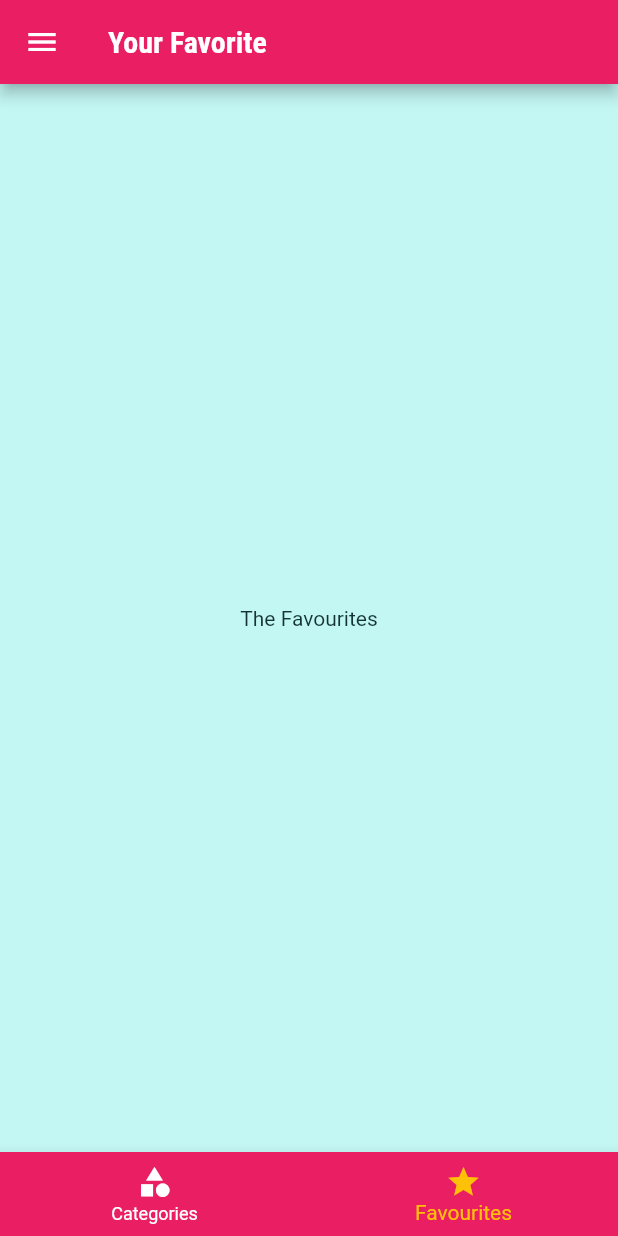
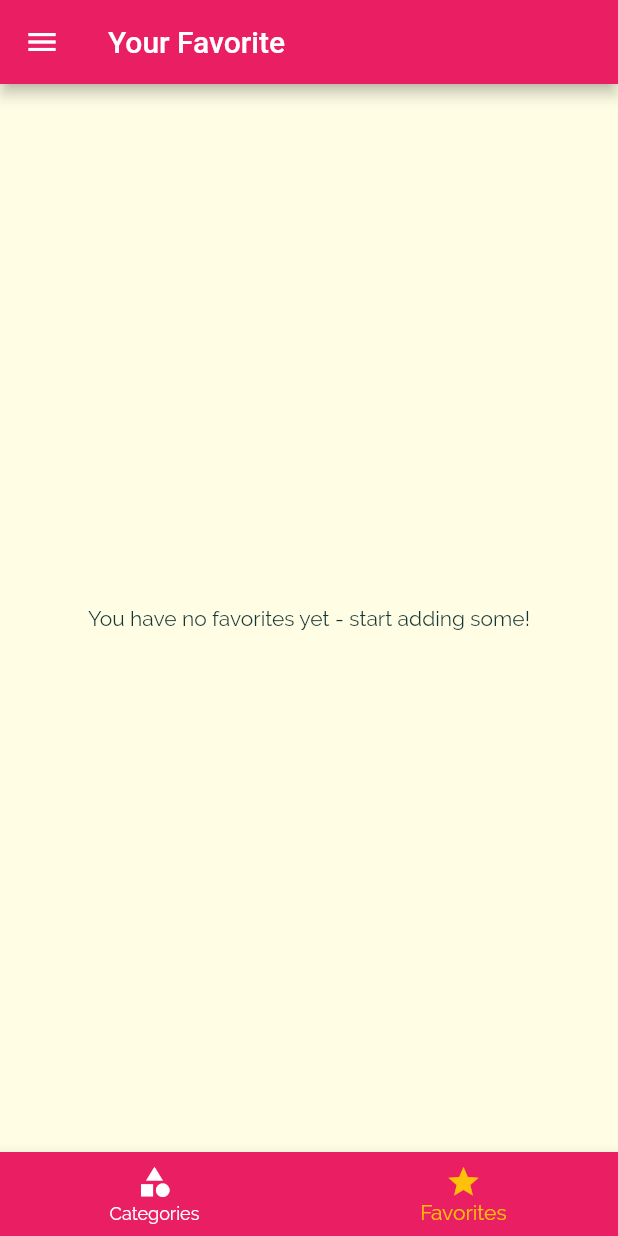
Before and after one commit to kartikpachori/DeliMealAPP, a Flutter app: the screen it shows after launch, item 2 of the bottom bar chosen, on a phone screen of 412 x 824 dp. Run offline on Flutter 3.47's test engine with Material 2 defaults, Android fonts, the light colour scheme and no system bars; missing offline and left inert: dart:ffi.

Commit message:
favourite added,end

```diff
--- a/lib/main.dart
+++ b/lib/main.dart
@@ -1,47 +1,45 @@
-import 'package:flutter_complete_guide/dummy_data.dart';
-import 'package:flutter_complete_guide/screens/filters_screen.dart';
-import 'package:flutter_complete_guide/screens/meal_details_screen.dart';
-import 'package:flutter_complete_guide/screens/tab_screen.dart';
+import 'package:flutter/material.dart';
+
+import './dummy_data.dart';
+import './screens/tab_screen.dart';
+import './screens/meal_details_screen.dart';
+import './screens/category_meals_screen.dart';
 import './screens/filters_screen.dart';
+import './screens/categories_screen.dart';
 import './models/meal.dart';
-
-import './screens/category_meals_screen.dart';
-
-import './screens/categories_screen.dart';
-import 'package:flutter/material.dart';
 
 void main() => runApp(MyApp());
 
 class MyApp extends StatefulWidget {
   @override
-  State<MyApp> createState() => _MyAppState();
+  _MyAppState createState() => _MyAppState();
 }
 
 class _MyAppState extends State<MyApp> {
-  Map<String, bool> _fliters = {
+  Map<String, bool> _filters = {
     'gluten': false,
     'lactose': false,
     'vegan': false,
     'vegetarian': false,
   };
-
   List<Meal> _availableMeals = DUMMY_MEALS;
+  List<Meal> _favoriteMeals = [];
 
   void _setFilters(Map<String, bool> filterData) {
     setState(() {
-      _fliters = filterData;
+      _filters = filterData;
 
       _availableMeals = DUMMY_MEALS.where((meal) {
-        if (_fliters['gluten'] && !meal.isGlutenFree) {
+        if (_filters['gluten'] && !meal.isGlutenFree) {
           return false;
         }
-        if (_fliters['lactose'] && !meal.isLactoseFree) {
+        if (_filters['lactose'] && !meal.isLactoseFree) {
           return false;
         }
-        if (_fliters['vegan'] && !meal.isVegan) {
+        if (_filters['vegan'] && !meal.isVegan) {
           return false;
         }
-        if (_fliters['vegetarian'] && !meal.isVegetarian) {
+        if (_filters['vegetarian'] && !meal.isVegetarian) {
           return false;
         }
         return true;
@@ -49,16 +47,35 @@ class _MyAppState extends State<MyApp> {
     });
   }
 
+  void _toggleFavorite(String mealId) {
+    final existingIndex =
+        _favoriteMeals.indexWhere((meal) => meal.id == mealId);
+    if (existingIndex >= 0) {
+      setState(() {
+        _favoriteMeals.removeAt(existingIndex);
+      });
+    } else {
+      setState(() {
+        _favoriteMeals.add(
+          DUMMY_MEALS.firstWhere((meal) => meal.id == mealId),
+        );
+      });
+    }
+  }
+
+  bool _isMealFavorite(String id) {
+    return _favoriteMeals.any((meal) => meal.id == id);
+  }
+
   @override
   Widget build(BuildContext context) {
     return MaterialApp(
-      debugShowCheckedModeBanner: false,
-
       title: 'DeliMeals',
       theme: ThemeData(
         primarySwatch: Colors.pink,
         accentColor: Colors.amber,
-          canvasColor: Color.fromARGB(255, 195, 247, 244),
+        canvasColor: Color.fromRGBO(255, 254, 229, 1),
+        fontFamily: 'Raleway',
         textTheme: ThemeData.light().textTheme.copyWith(
             bodyText1: TextStyle(
               color: Color.fromRGBO(20, 51, 51, 1),
@@ -66,26 +83,36 @@ class _MyAppState extends State<MyApp> {
             bodyText2: TextStyle(
               color: Color.fromRGBO(20, 51, 51, 1),
             ),
-              headline6: TextStyle(
+            subtitle1: TextStyle(
               fontSize: 20,
               fontFamily: 'RobotoCondensed',
               fontWeight: FontWeight.bold,
-              ))),
-      //home: CategoriesScreen(),
+            )),
+      ),
+      // home: CategoriesScreen(),
+      initialRoute: '/', // default is '/'
       routes: {
-        '/': (ctx) => TabScreen(),
+        '/': (ctx) => TabsScreen(_favoriteMeals),
         CategoryMealsScreen.routeName: (ctx) =>
             CategoryMealsScreen(_availableMeals),
-        MealDetailsScreen.routename: (ctx) => MealDetailsScreen(),
-        FiltersScreen.routeName: (ctx) => FiltersScreen(_fliters, _setFilters),
+        MealDetailScreen.routeName: (ctx) =>
+            MealDetailScreen(_toggleFavorite, _isMealFavorite),
+        FiltersScreen.routeName: (ctx) => FiltersScreen(_filters, _setFilters),
       },
       onGenerateRoute: (settings) {
         print(settings.arguments);
+        // if (settings.name == '/meal-detail') {
+        //   return ...;
+        // } else if (settings.name == '/something-else') {
+        //   return ...;
+        // }
+        // return MaterialPageRoute(builder: (ctx) => CategoriesScreen(),);
       },
-
-      onUnknownRoute: ((settings) {
-        return MaterialPageRoute(builder: (ctx) => CategoriesScreen());
-      }),
+      onUnknownRoute: (settings) {
+        return MaterialPageRoute(
+          builder: (ctx) => CategoriesScreen(),
+        );
+      },
     );
   }
 }
--- a/lib/screens/category_meals_screen.dart
+++ b/lib/screens/category_meals_screen.dart
@@ -62,7 +62,6 @@ class _CategoryMealsScreenState extends State<CategoryMealsScreen> {
             complexity: displayedMeals[index].complexity,
             affordability: displayedMeals[index].affordability,
             duration: displayedMeals[index].duration,
-            removeItem: _removeMeal,
           );
         },
         itemCount: displayedMeals.length,
--- a/lib/screens/favourite_screen.dart
+++ b/lib/screens/favourite_screen.dart
@@ -1,10 +1,33 @@
 import 'package:flutter/material.dart';
 
-class FavouriteScreen extends StatelessWidget {
+import '../models/meal.dart';
+import '../widgets/meal_item.dart';
+
+class FavoritesScreen extends StatelessWidget {
+  final List<Meal> favoriteMeals;
+
+  FavoritesScreen(this.favoriteMeals);
+
   @override
   Widget build(BuildContext context) {
-    return Center(
-      child: Text('The Favourites'),
-    );
+    if (favoriteMeals.isEmpty) {
+      return Center(
+        child: Text('You have no favorites yet - start adding some!'),
+      );
+    } else {
+      return ListView.builder(
+        itemBuilder: (ctx, index) {
+          return MealItem(
+            id: favoriteMeals[index].id,
+            title: favoriteMeals[index].title,
+            imageUrl: favoriteMeals[index].imageUrl,
+            duration: favoriteMeals[index].duration,
+            affordability: favoriteMeals[index].affordability,
+            complexity: favoriteMeals[index].complexity,
+          );
+        },
+        itemCount: favoriteMeals.length,
+      );
+    }
   }
 }
--- a/lib/screens/tab_screen.dart
+++ b/lib/screens/tab_screen.dart
@@ -1,24 +1,42 @@
 import 'package:flutter/material.dart';
-import '../screens/favourite_screen.dart';
-import '../screens/categories_screen.dart';
+
 import '../widgets/main_drawer.dart';
+//import 'favourite_screen.dart';
+import './categories_screen.dart';
+import '../models/meal.dart';
+import 'favourite_screen.dart';
 
-class TabScreen extends StatefulWidget {
+class TabsScreen extends StatefulWidget {
+  final List<Meal> favoriteMeals;
+
+  TabsScreen(this.favoriteMeals);
+
   @override
-  State<TabScreen> createState() => _TabScreenState();
+  _TabsScreenState createState() => _TabsScreenState();
 }
 
-class _TabScreenState extends State<TabScreen> {
-  final List<Map<String, Object>> _pages = [
-    {'page': CategoriesScreen(), 'title': 'Categories'},
-    {'page': FavouriteScreen(), 'title': 'Your Favorite'},
-  ];
+class _TabsScreenState extends State<TabsScreen> {
+  List<Map<String, Object>> _pages;
+  int _selectedPageIndex = 0;
 
-  int _selctedPageIndex = 0;
+  @override
+  void initState() {
+    _pages = [
+      {
+        'page': CategoriesScreen(),
+        'title': 'Categories',
+      },
+      {
+        'page': FavoritesScreen(widget.favoriteMeals),
+        'title': 'Your Favorite',
+      },
+    ];
+    super.initState();
+  }
 
   void _selectPage(int index) {
     setState(() {
-      _selctedPageIndex = index;
+      _selectedPageIndex = index;
     });
   }
 
@@ -26,18 +44,17 @@ class _TabScreenState extends State<TabScreen> {
   Widget build(BuildContext context) {
     return Scaffold(
       appBar: AppBar(
-        title: Text(_pages[_selctedPageIndex]['title']),
+        title: Text(_pages[_selectedPageIndex]['title']),
       ),
       drawer: MainDrawer(),
-      body: _pages[_selctedPageIndex]['page'],
+      body: _pages[_selectedPageIndex]['page'],
       bottomNavigationBar: BottomNavigationBar(
         onTap: _selectPage,
         backgroundColor: Theme.of(context).primaryColor,
         unselectedItemColor: Colors.white,
         selectedItemColor: Theme.of(context).accentColor,
-
-        currentIndex: _selctedPageIndex,
-        //type: BottomNavigationBarType.fixed,
+        currentIndex: _selectedPageIndex,
+        // type: BottomNavigationBarType.fixed,
         items: [
           BottomNavigationBarItem(
             backgroundColor: Theme.of(context).primaryColor,
@@ -45,9 +62,10 @@ class _TabScreenState extends State<TabScreen> {
             label: ('Categories'),
           ),
           BottomNavigationBarItem(
+            backgroundColor: Theme.of(context).primaryColor,
             icon: Icon(Icons.star),
-            label: ('Favourites'),
-          )
+            label: ('Favorites'),
+          ),
         ],
       ),
     );
```
Also changed, not shown: lib/screens/meal_details_screen.dart (+24 -14 lines), lib/widgets/meal_item.dart (+39 -19 lines). Lines whose indentation alone changed are shown as unchanged.
